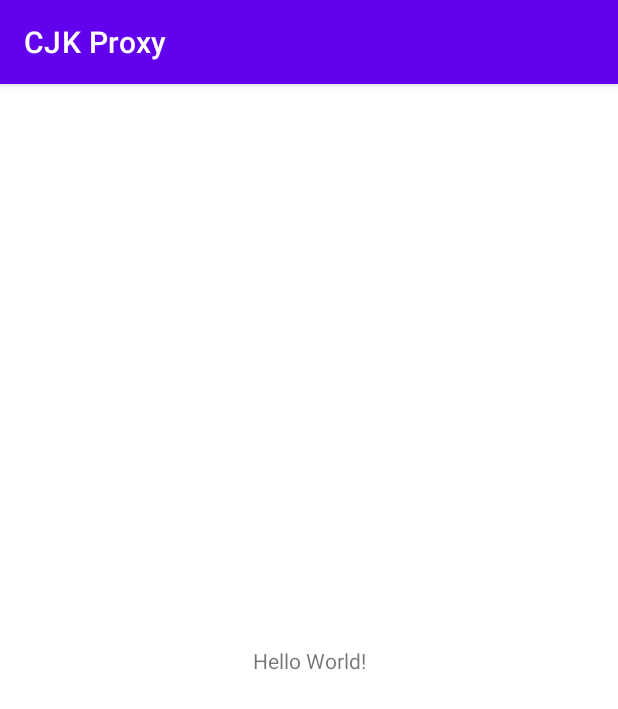
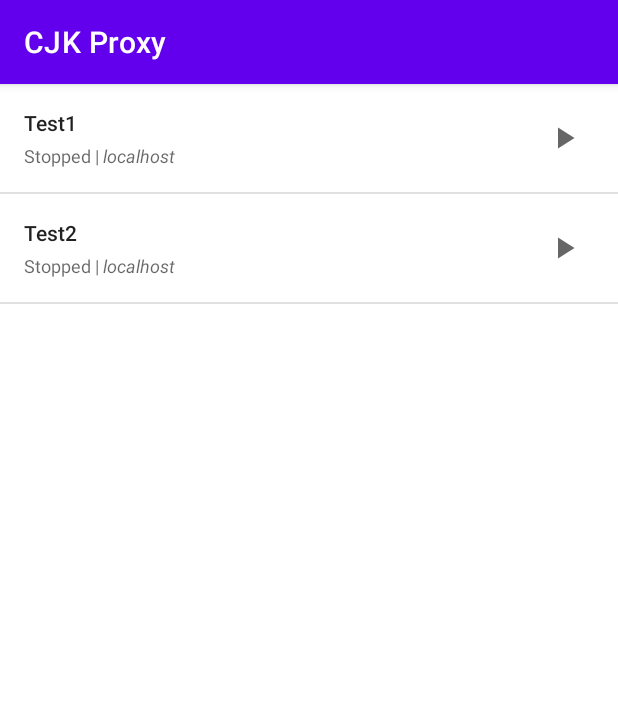
Before and after one commit to simophin/cpxy, an Android app: the screen it shows after launch (MainActivity), on a phone screen of 412 x 824 dp. Shown: the top 709 px of the screen. Run offline under Robolectric (Android 15) with nearby library versions, the phone set to English and light mode, and no system bars; our stand-ins replace RxJava.

Commit message:
Added android support

```diff
--- a/android/app/src/main/java/dev/fanchao/CJKProxy.java
+++ b/android/app/src/main/java/dev/fanchao/CJKProxy.java
@@ -3,8 +3,8 @@ package dev.fanchao;
 import androidx.annotation.NonNull;
 
 public class CJKProxy {
-    public native static long start(@NonNull String upstreamHost, short upstreamPort,
-                                    @NonNull String socks5Host, short socks5Port) throws Exception;
+    public native static long start(@NonNull String upstreamHost, int upstreamPort,
+                                    @NonNull String socks5Host, int socks5Port) throws Exception;
 
     public native static void stop(long instance);
 
--- a/android/app/src/main/java/dev/fanchao/cjkproxy/MainActivity.kt
+++ b/android/app/src/main/java/dev/fanchao/cjkproxy/MainActivity.kt
@@ -1,24 +1,107 @@
 package dev.fanchao.cjkproxy
 
+import android.annotation.SuppressLint
+import android.graphics.Color
+import android.graphics.Typeface
 import androidx.appcompat.app.AppCompatActivity
 import android.os.Bundle
+import android.text.SpannableStringBuilder
+import android.text.style.ForegroundColorSpan
+import android.text.style.StyleSpan
+import android.view.LayoutInflater
+import android.view.View
+import android.view.ViewGroup
+import android.widget.BaseAdapter
+import androidx.recyclerview.widget.DividerItemDecoration
+import androidx.recyclerview.widget.LinearLayoutManager
+import androidx.recyclerview.widget.RecyclerView
 import dev.fanchao.CJKProxy
+import dev.fanchao.cjkproxy.databinding.ActivityMainBinding
+import dev.fanchao.cjkproxy.databinding.ViewConfigItemBinding
 
 class MainActivity : AppCompatActivity() {
-    private var instance: Long = 0
+    private val adapter = Adapter()
 
     override fun onCreate(savedInstanceState: Bundle?) {
         super.onCreate(savedInstanceState)
-        setContentView(R.layout.activity_main)
+        val binding = ActivityMainBinding.inflate(LayoutInflater.from(this))
+        setContentView(binding.root)
 
-        instance = CJKProxy.start("oracle-us-west.fanchao.nz", 80, "0.0.0.0", 5000)
+        binding.list.adapter = adapter
+        binding.list.layoutManager = LinearLayoutManager(this)
+        binding.list.addItemDecoration(DividerItemDecoration(this, DividerItemDecoration.VERTICAL))
+
+        adapter.items = listOf(
+            ProxyConfigurationPersisted("Test1", ProxyConfiguration("localhost", 80, "localhost", 80)),
+            ProxyConfigurationPersisted("Test2", ProxyConfiguration("localhost", 80, "localhost", 80)),
+        )
+    }
+}
+
+private class VH(val binding: ViewConfigItemBinding) : RecyclerView.ViewHolder(binding.root)
+
+private class Adapter : RecyclerView.Adapter<VH>() {
+    var items = emptyList<ProxyConfigurationPersisted>()
+        @SuppressLint("NotifyDataSetChanged")
+        set(value) {
+            if (field != value) {
+                field = value
+                notifyDataSetChanged()
+            }
+        }
+
+    var states = mapOf<ProxyConfiguration, ProxyState>()
+        @SuppressLint("NotifyDataSetChanged")
+        set(value) {
+            if (field != value) {
+                field = value
+                notifyDataSetChanged()
+            }
+
+        }
+
+    var onItemToggled: (ProxyConfiguration, ProxyState) -> Unit = { c, s -> }
+
+    override fun onCreateViewHolder(parent: ViewGroup, viewType: Int): VH {
+        return VH(ViewConfigItemBinding.inflate(LayoutInflater.from(parent.context), parent, false))
     }
 
-    override fun onDestroy() {
-        super.onDestroy()
+    override fun onBindViewHolder(holder: VH, position: Int) {
+        val config = items[position]
+        val state = states[config.config] ?: ProxyState.Stopped
 
-        if (instance != 0L) {
-            CJKProxy.stop(instance)
+        holder.binding.name.text = config.name
+        holder.binding.status.text = SpannableStringBuilder()
+            .append(state.toText(), state.styled(), 0)
+            .append(" | ")
+            .append(config.config.remoteHost, StyleSpan(Typeface.ITALIC), 0)
+        holder.binding.toggle.setImageResource(state.image())
+        holder.binding.toggle.setOnClickListener {
+            onItemToggled(config.config, state)
         }
     }
+
+    override fun getItemCount(): Int = items.size
+
+    private fun ProxyState.image(): Int {
+        return when (this) {
+            is ProxyState.Running -> R.drawable.ic_stop
+            else -> R.drawable.ic_play
+        }
+    }
+
+    private fun ProxyState.toText(): String {
+        return when (this) {
+            is ProxyState.Running -> "Running"
+            ProxyState.Stopped -> "Stopped"
+        }
+    }
+
+    private fun ProxyState.styled(): Any? {
+        return when (this) {
+            is ProxyState.Running -> ForegroundColorSpan(Color.GREEN)
+            ProxyState.Stopped -> null
+        }
+
+    }
 }
--- /dev/null
+++ b/android/app/src/main/java/dev/fanchao/cjkproxy/ProxyConfiguration.kt
@@ -0,0 +1,21 @@
+package dev.fanchao.cjkproxy
+
+import android.os.Parcelable
+import kotlinx.parcelize.Parcelize
+import kotlinx.serialization.Serializable
+
+@Parcelize
+@Serializable
+data class ProxyConfiguration(
+    val remoteHost: String,
+    val remotePort: Int,
+    val socksHost: String,
+    val socksPort: Int,
+): Parcelable
+
+
+@Serializable
+data class ProxyConfigurationPersisted(
+    val name: String,
+    val config: ProxyConfiguration
+)
--- /dev/null
+++ b/android/app/src/main/res/drawable/ic_play.xml
@@ -0,0 +1,10 @@
+<vector xmlns:android="http://schemas.android.com/apk/res/android"
+    android:width="24dp"
+    android:height="24dp"
+    android:viewportWidth="24"
+    android:viewportHeight="24"
+    android:tint="?attr/colorControlNormal">
+  <path
+      android:fillColor="@android:color/white"
+      android:pathData="M8,5v14l11,-7z"/>
+</vector>
--- /dev/null
+++ b/android/app/src/main/res/drawable/ic_stop.xml
@@ -0,0 +1,10 @@
+<vector xmlns:android="http://schemas.android.com/apk/res/android"
+    android:width="24dp"
+    android:height="24dp"
+    android:viewportWidth="24"
+    android:viewportHeight="24"
+    android:tint="?attr/colorControlNormal">
+  <path
+      android:fillColor="@android:color/white"
+      android:pathData="M6,6h12v12H6z"/>
+</vector>
--- a/android/app/src/main/res/layout/activity_main.xml
+++ b/android/app/src/main/res/layout/activity_main.xml
@@ -6,13 +6,9 @@
     android:layout_height="match_parent"
     tools:context=".MainActivity">
 
-    <TextView
-        android:layout_width="wrap_content"
-        android:layout_height="wrap_content"
-        android:text="Hello World!"
-        app:layout_constraintBottom_toBottomOf="parent"
-        app:layout_constraintLeft_toLeftOf="parent"
-        app:layout_constraintRight_toRightOf="parent"
-        app:layout_constraintTop_toTopOf="parent" />
+    <androidx.recyclerview.widget.RecyclerView
+        android:id="@+id/list"
+        android:layout_width="match_parent"
+        android:layout_height="match_parent" />
 
 </androidx.constraintlayout.widget.ConstraintLayout>
--- /dev/null
+++ b/android/app/src/main/res/layout/view_config_item.xml
@@ -0,0 +1,48 @@
+<?xml version="1.0" encoding="utf-8"?>
+<androidx.constraintlayout.widget.ConstraintLayout xmlns:android="http://schemas.android.com/apk/res/android"
+    xmlns:app="http://schemas.android.com/apk/res-auto"
+    xmlns:tools="http://schemas.android.com/tools"
+    android:layout_width="match_parent"
+    android:layout_height="wrap_content"
+    android:padding="16dp">
+
+    <TextView
+        android:id="@+id/name"
+        style="@style/TextAppearance.AppCompat.Body2"
+        android:layout_width="0dp"
+        android:layout_height="wrap_content"
+        android:layout_marginEnd="4dp"
+        android:gravity="start"
+        android:singleLine="true"
+        app:layout_constraintEnd_toStartOf="@+id/toggle"
+        app:layout_constraintStart_toStartOf="parent"
+        app:layout_constraintTop_toTopOf="parent"
+        tools:text="Name here" />
+
+    <TextView
+        android:id="@+id/status"
+        style="@style/TextAppearance.AppCompat.Caption"
+        android:layout_width="0dp"
+        android:layout_height="wrap_content"
+        android:layout_marginTop="4dp"
+        android:gravity="start"
+        android:singleLine="true"
+        app:layout_constraintEnd_toEndOf="@+id/name"
+        app:layout_constraintStart_toStartOf="@+id/name"
+        app:layout_constraintTop_toBottomOf="@+id/name"
+        tools:text="Stopped | www.google.com" />
+
+    <ImageView
+        android:id="@+id/toggle"
+        android:layout_width="wrap_content"
+        android:layout_height="wrap_content"
+        android:layout_marginEnd="4dp"
+        android:padding="4dp"
+        android:src="@drawable/ic_play"
+        app:layout_constraintBottom_toBottomOf="parent"
+        app:layout_constraintEnd_toEndOf="parent"
+        app:layout_constraintTop_toTopOf="parent"
+        app:tint="?attr/colorControlNormal"
+        tools:ignore="ContentDescription" />
+
+</androidx.constraintlayout.widget.ConstraintLayout>
```
Also changed, not shown: android/app/build.gradle (+9 -1 lines), android/app/src/main/java/dev/fanchao/cjkproxy/App.kt (added, +12 -0 lines), android/app/src/main/java/dev/fanchao/cjkproxy/ProxyInstances.kt (added, +59 -0 lines), android/app/src/main/java/dev/fanchao/cjkproxy/ProxyService.kt (added, +13 -0 lines), android/app/src/main/res/drawable/ic_delete.xml (added, +10 -0 lines), 1 other file.
